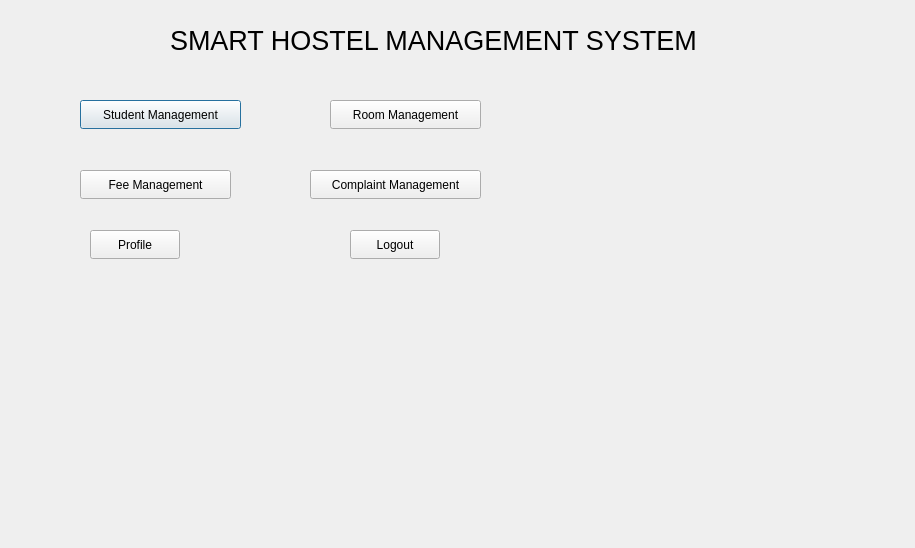
Old version of the form dialog.ui in the repository KushagraTechie/Smart-Hostel-Management-System.
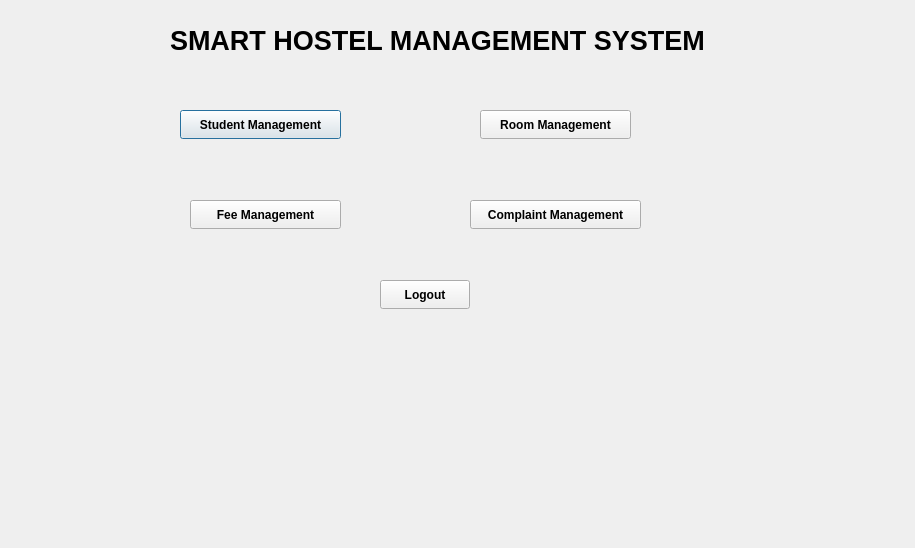
New version of the form.

The edit to the form file:
```diff
--- a/dialog.ui
+++ b/dialog.ui
@@ -10,6 +10,11 @@
     <height>548</height>
    </rect>
   </property>
+  <property name="font">
+   <font>
+    <bold>true</bold>
+   </font>
+  </property>
   <property name="windowTitle">
    <string>Dialog</string>
   </property>
@@ -18,13 +23,14 @@
     <rect>
      <x>170</x>
      <y>20</y>
-     <width>611</width>
+     <width>641</width>
      <height>41</height>
     </rect>
    </property>
    <property name="font">
     <font>
      <pointsize>20</pointsize>
+     <bold>true</bold>
     </font>
    </property>
    <property name="text">
@@ -34,8 +40,8 @@
   <widget class="QPushButton" name="btnStudentManagement">
    <property name="geometry">
     <rect>
-     <x>80</x>
-     <y>100</y>
+     <x>180</x>
+     <y>110</y>
      <width>161</width>
      <height>29</height>
     </rect>
@@ -47,8 +53,8 @@
   <widget class="QPushButton" name="btnRoomManagement">
    <property name="geometry">
     <rect>
-     <x>330</x>
-     <y>100</y>
+     <x>480</x>
+     <y>110</y>
      <width>151</width>
      <height>29</height>
     </rect>
@@ -60,8 +66,8 @@
   <widget class="QPushButton" name="btnFeeManagement">
    <property name="geometry">
     <rect>
-     <x>80</x>
-     <y>170</y>
+     <x>190</x>
+     <y>200</y>
      <width>151</width>
      <height>29</height>
     </rect>
@@ -73,8 +79,8 @@
   <widget class="QPushButton" name="btnComplaintManagement">
    <property name="geometry">
     <rect>
-     <x>310</x>
-     <y>170</y>
+     <x>470</x>
+     <y>200</y>
      <width>171</width>
      <height>29</height>
     </rect>
@@ -83,24 +89,11 @@
     <string>Complaint Management</string>
    </property>
   </widget>
-  <widget class="QPushButton" name="pushButton_5">
-   <property name="geometry">
-    <rect>
-     <x>90</x>
-     <y>230</y>
-     <width>90</width>
-     <height>29</height>
-    </rect>
-   </property>
-   <property name="text">
-    <string>Profile</string>
-   </property>
-  </widget>
   <widget class="QPushButton" name="btnLogout">
    <property name="geometry">
     <rect>
-     <x>350</x>
-     <y>230</y>
+     <x>380</x>
+     <y>280</y>
      <width>90</width>
      <height>29</height>
     </rect>
```
